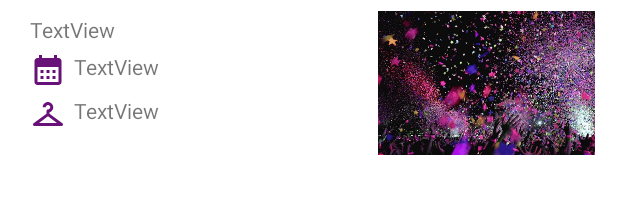
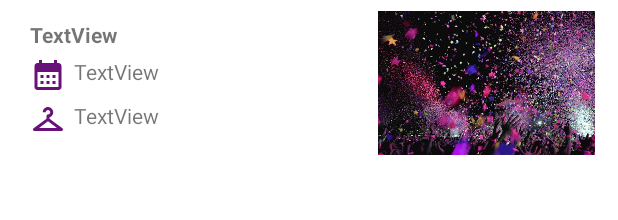
Before and after one commit to AgustinaSander/Apparty, an Android app: the layout event_item.xml on its own in the app's theme, with its tools: preview values and no code run, on a phone screen of 412 x 824 dp. Shown: the top 220 px of the screen. Run offline under Robolectric (Android 15) with nearby library versions, the phone set to English and light mode, and no system bars.

Commit message:
navigation event_results and event_detail - fix in recycler view

```diff
--- a/app/src/main/java/com/example/apparty/EventResultsFragment.java
+++ b/app/src/main/java/com/example/apparty/EventResultsFragment.java
@@ -62,6 +62,7 @@ public class EventResultsFragment extends Fragment implements ResultsRecyclerAda
     public void onNoteClick(int idEvent) {
         Bundle bundle = new Bundle();
         bundle.putInt("idEvent", idEvent);
+        NavHostFragment.findNavController(EventResultsFragment.this).navigate(R.id.action_eventResultsFragment_to_eventDetailFragment, bundle);
     }
 
     /*@Override
--- a/app/src/main/res/layout/event_item.xml
+++ b/app/src/main/res/layout/event_item.xml
@@ -3,8 +3,9 @@
     xmlns:app="http://schemas.android.com/apk/res-auto"
     xmlns:tools="http://schemas.android.com/tools"
     android:layout_width="match_parent"
-    android:layout_height="match_parent"
-    android:orientation="vertical">
+    android:layout_height="wrap_content"
+    android:orientation="vertical"
+    android:layout_marginBottom="10dp">
 
     <androidx.cardview.widget.CardView
         android:id="@+id/cardResult"
@@ -14,7 +15,7 @@
         android:layout_marginVertical="5dp"
         android:clickable="true"
         android:focusable="true"
-        app:cardCornerRadius="10dp">
+        app:cardCornerRadius="10dp" >
 
 
         <LinearLayout
@@ -27,6 +28,7 @@
                 android:layout_height="wrap_content"
                 android:layout_weight="1"
                 android:orientation="vertical"
+                android:layout_gravity="center_vertical"
                 android:layout_margin="10dp">
 
 
@@ -35,7 +37,8 @@
                     android:layout_width="match_parent"
                     android:layout_height="wrap_content"
                     android:text="TextView"
-                    android:layout_marginBottom="5dp"/>
+                    android:layout_marginBottom="5dp"
+                    android:textStyle="bold"/>
 
                 <TextView
                     android:id="@+id/textEventDate"
@@ -65,7 +68,7 @@
                 android:layout_height="100dp"
                 android:layout_margin="5dp"
                 android:layout_weight="1"
-                app:srcCompat="@drawable/party1" />
+                app:srcCompat="@drawable/party1"/>
         </LinearLayout>
     </androidx.cardview.widget.CardView>
 
```
